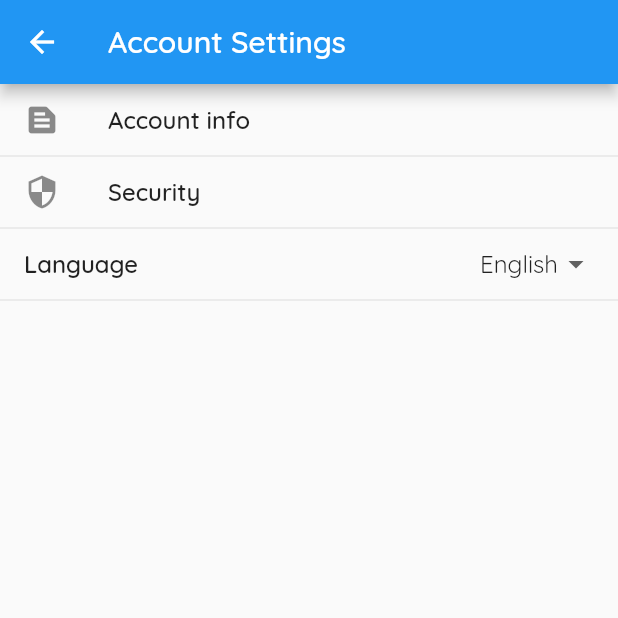
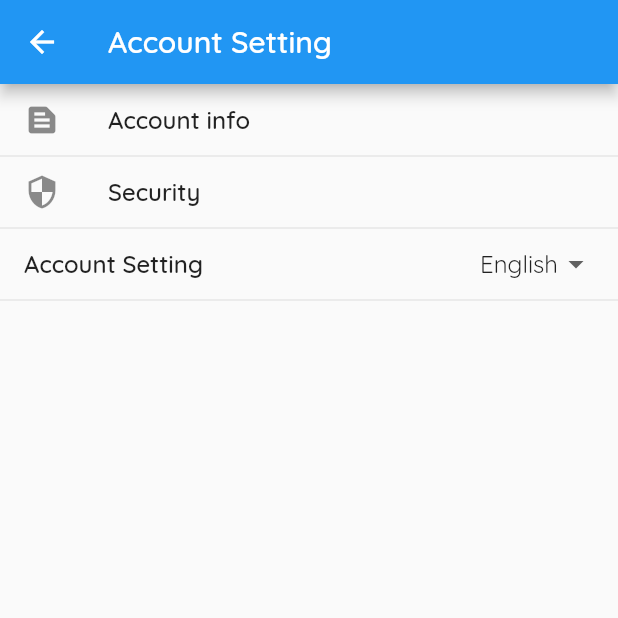
Before and after one commit to SaraMostafaa/Courses, a Flutter app: the Settings screen opened directly, after a tap on "Account Setting", on a phone screen of 412 x 824 dp, the top half of it. Run offline on Flutter 3.47's test engine with Material 2 defaults, Android fonts, the phone set to English and light mode, and no system bars; drawn by our look-alikes of flutter_settings_screens; our stand-ins replace cloud_firestore, datetime_picker_formfield, dio, firebase_auth, firebase_core, firebase_storage and 3 more; accounts and stored records are empty.

Commit message:
settings page translate

```diff
--- a/lib/l10n/intl_en.arb
+++ b/lib/l10n/intl_en.arb
@@ -26,6 +26,11 @@
     "courseFormStartDate":"Start Date",
     "courseFormStartDateValidation":"Please enter course start date",
     "courseFormDescription":"Description",
-    "courseFormEdit": "Edit Course"
+    "courseFormEdit": "Edit Course",
+    "accountSetting": "Account Setting",
+    "accountSubTitle": "Info, Language, Security",
+    "accountLanguage": "Language",
+    "accountSecurity":"Security",
+    "accountInfo": "Account info"
 
 }
--- a/lib/screens/account.dart
+++ b/lib/screens/account.dart
@@ -25,7 +25,7 @@ class _AccountState extends State<Account> {
           buildAccountInfo(context),
           buildSecurity(context),
           DropDownSettingsTile(
-              title: "Language",
+              title: S.of(context).accountSetting,
               settingKey: "key-language",
               subtitle: "",
               selected: 1,
@@ -45,21 +45,21 @@ class _AccountState extends State<Account> {
                       }
                   }),
         ],
-        title: "Account Settings",
+        title: S.of(context).accountSetting,
       ),
     );
   }
 }
 
 Widget buildSecurity(BuildContext context) => SimpleSettingsTile(
-      title: "Security",
+      title: S.of(context).accountSecurity,
       subtitle: "",
       leading: Icon(Icons.security),
       onTap: () => {},
     );
 
 Widget buildAccountInfo(BuildContext context) => SimpleSettingsTile(
-      title: "Account info",
+      title: S.of(context).accountInfo,
       subtitle: "",
       leading: Icon(Icons.text_snippet),
       onTap: () => {},
```
Also changed, not shown: lib/l10n/intl_ar.arb (+7 -1 lines), lib/generated/intl/messages_ar.dart, lib/generated/intl/messages_en.dart, lib/generated/l10n.dart.
